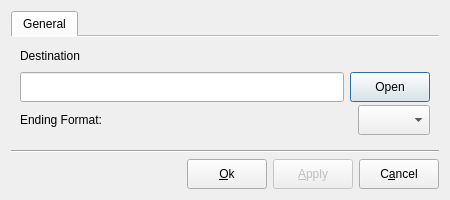
This is ui/Settings.ui in Christian-Kr/qlamz as Qt 5 draws it before an edit. The edited form follows.
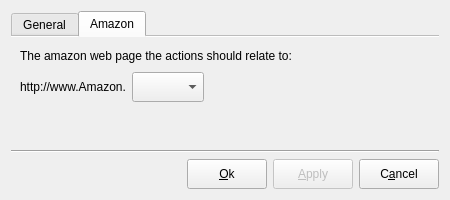
This is the edited form.

Commit message: Add settings for amazon tld.

```diff
--- a/ui/Settings.ui
+++ b/ui/Settings.ui
@@ -28,7 +28,7 @@
         <enum>QTabWidget::Rounded</enum>
        </property>
        <property name="currentIndex">
-        <number>0</number>
+        <number>1</number>
        </property>
        <property name="elideMode">
         <enum>Qt::ElideNone</enum>
@@ -169,6 +169,83 @@
          </item>
         </layout>
        </widget>
+       <widget class="QWidget" name="tab">
+        <attribute name="title">
+         <string>Amazon</string>
+        </attribute>
+        <layout class="QGridLayout" name="gridLayout_2">
+         <item row="0" column="0">
+          <layout class="QVBoxLayout" name="verticalLayout_7">
+           <item>
+            <widget class="QLabel" name="label_3">
+             <property name="minimumSize">
+              <size>
+               <width>0</width>
+               <height>20</height>
+              </size>
+             </property>
+             <property name="text">
+              <string>The amazon web page the actions should relate to:</string>
+             </property>
+            </widget>
+           </item>
+           <item>
+            <layout class="QHBoxLayout" name="horizontalLayout_4">
+             <item>
+              <widget class="QLabel" name="label_4">
+               <property name="minimumSize">
+                <size>
+                 <width>0</width>
+                 <height>20</height>
+                </size>
+               </property>
+               <property name="text">
+                <string>http://www.Amazon.</string>
+               </property>
+              </widget>
+             </item>
+             <item>
+              <widget class="QComboBox" name="comboBoxAmazonUrl">
+               <property name="minimumSize">
+                <size>
+                 <width>0</width>
+                 <height>30</height>
+                </size>
+               </property>
+              </widget>
+             </item>
+             <item>
+              <spacer name="horizontalSpacer_3">
+               <property name="orientation">
+                <enum>Qt::Horizontal</enum>
+               </property>
+               <property name="sizeHint" stdset="0">
+                <size>
+                 <width>40</width>
+                 <height>20</height>
+                </size>
+               </property>
+              </spacer>
+             </item>
+            </layout>
+           </item>
+          </layout>
+         </item>
+         <item row="1" column="0">
+          <spacer name="verticalSpacer_2">
+           <property name="orientation">
+            <enum>Qt::Vertical</enum>
+           </property>
+           <property name="sizeHint" stdset="0">
+            <size>
+             <width>20</width>
+             <height>40</height>
+            </size>
+           </property>
+          </spacer>
+         </item>
+        </layout>
+       </widget>
       </widget>
      </item>
      <item>
```
Left out of the diff: 16 changed lines with no effect on the pictures. The commit also changes 4 other files.
